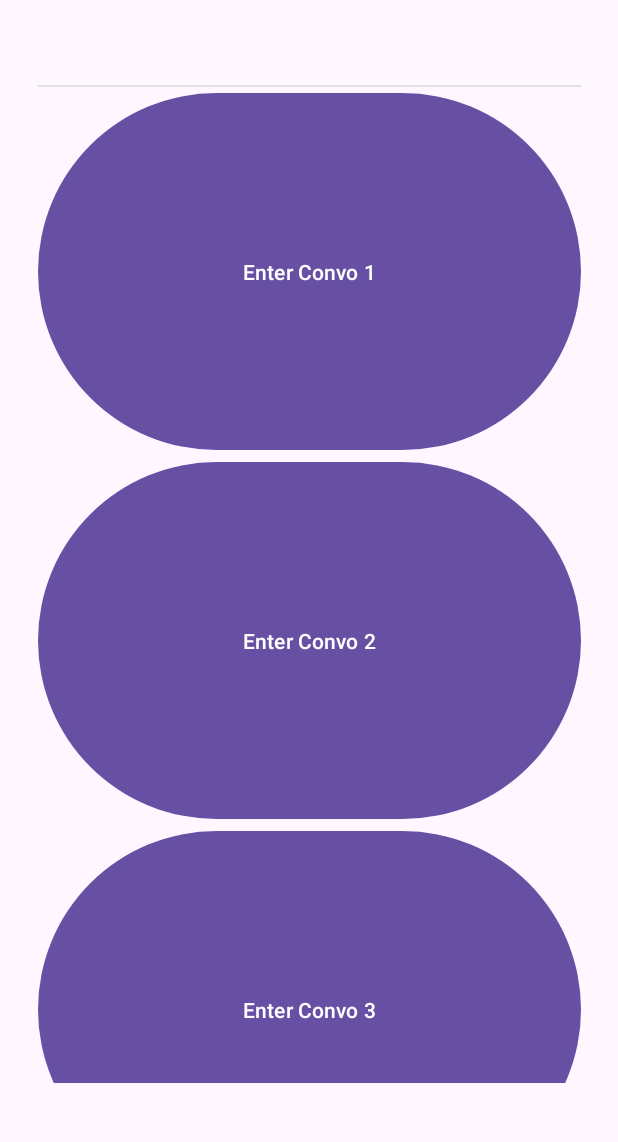
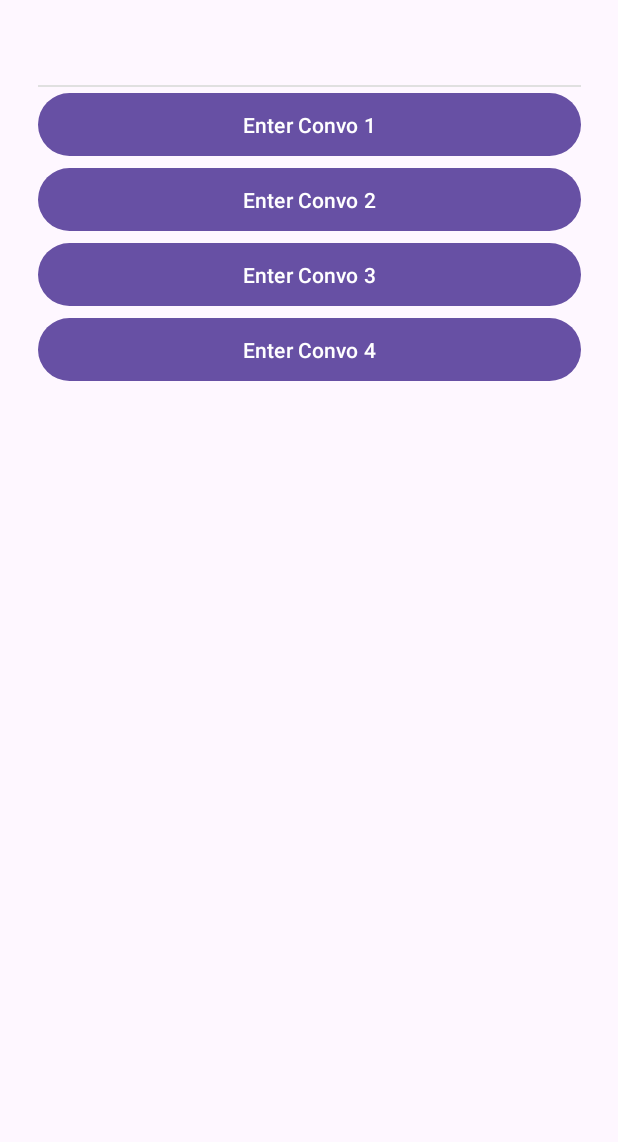
Before and after one commit to Nirmal-code/1KEY, an Android app: the screen it shows after launch (BrowseActiveChats), on a phone screen of 412 x 824 dp, the part 90-1232 px from its top. Run offline under Robolectric (Android 15) with nearby library versions, the phone set to English and light mode, and no system bars; 1 statement that could not run was skipped.

Commit message:
[Update] Connecting to online web database.
Now has configuration to connect to local or web server

```diff
--- a/app/src/main/java/com/example/d4_3a04/database/Cryptosystem.java
+++ b/app/src/main/java/com/example/d4_3a04/database/Cryptosystem.java
@@ -44,8 +44,12 @@ public class Cryptosystem extends AppCompatActivity {
 
             try{
                 Class.forName("com.mysql.jdbc.Driver");
-                // Currently using local ip address. Need to change in the future.
-                mysqlConnection = DriverManager.getConnection("jdbc:mysql://10.0.2.2:3306/testdb?useUnicode=true&characterEncoding=UTF-8", "root", "PNJMR");
+
+                // Connect to local server DB
+//                mysqlConnection = DriverManager.getConnection("jdbc:mysql://10.0.2.2:3306/testdb?useUnicode=true&characterEncoding=UTF-8", "root", "PNJMR");
+
+                // Connect to web server DB
+                mysqlConnection = DriverManager.getConnection("jdbc:mysql://roundhouse.proxy.rlwy.net:15416/railway?", "root", "vXkxjSryhPjEvhRLZoJSyIDZgJzLXJUU");
             }catch (Exception e){
                 throw new RuntimeException(e);
             }
--- a/app/src/main/res/layout/browse_active_chat.xml
+++ b/app/src/main/res/layout/browse_active_chat.xml
@@ -57,25 +57,25 @@
             <Button
                 android:id="@+id/enterConvo"
                 android:layout_width="match_parent"
-                android:layout_height="246dp"
+                android:layout_height="50dp"
                 android:text="Enter Convo 1" />
 
             <Button
                 android:id="@+id/enterConvo2"
                 android:layout_width="match_parent"
-                android:layout_height="246dp"
+                android:layout_height="50dp"
                 android:text="Enter Convo 2" />
 
             <Button
                 android:id="@+id/enterConvo3"
                 android:layout_width="match_parent"
-                android:layout_height="246dp"
+                android:layout_height="50dp"
                 android:text="Enter Convo 3" />
 
             <Button
                 android:id="@+id/enterConvo4"
                 android:layout_width="match_parent"
-                android:layout_height="246dp"
+                android:layout_height="50dp"
                 android:text="Enter Convo 4" />
 
         </LinearLayout>
```
